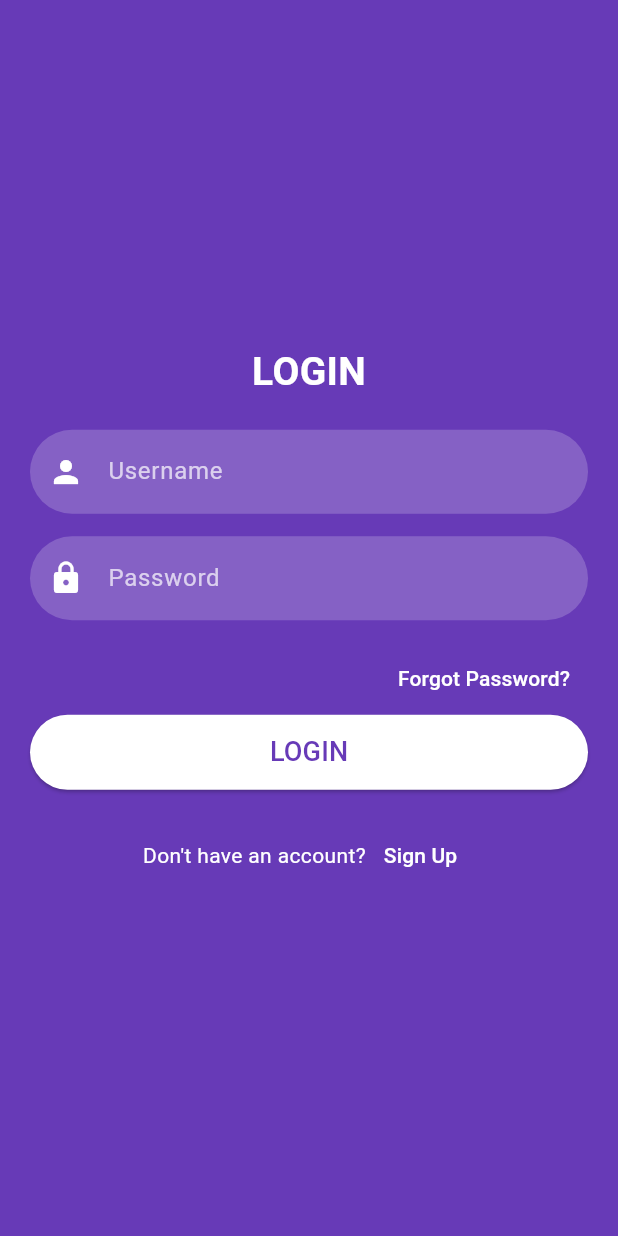
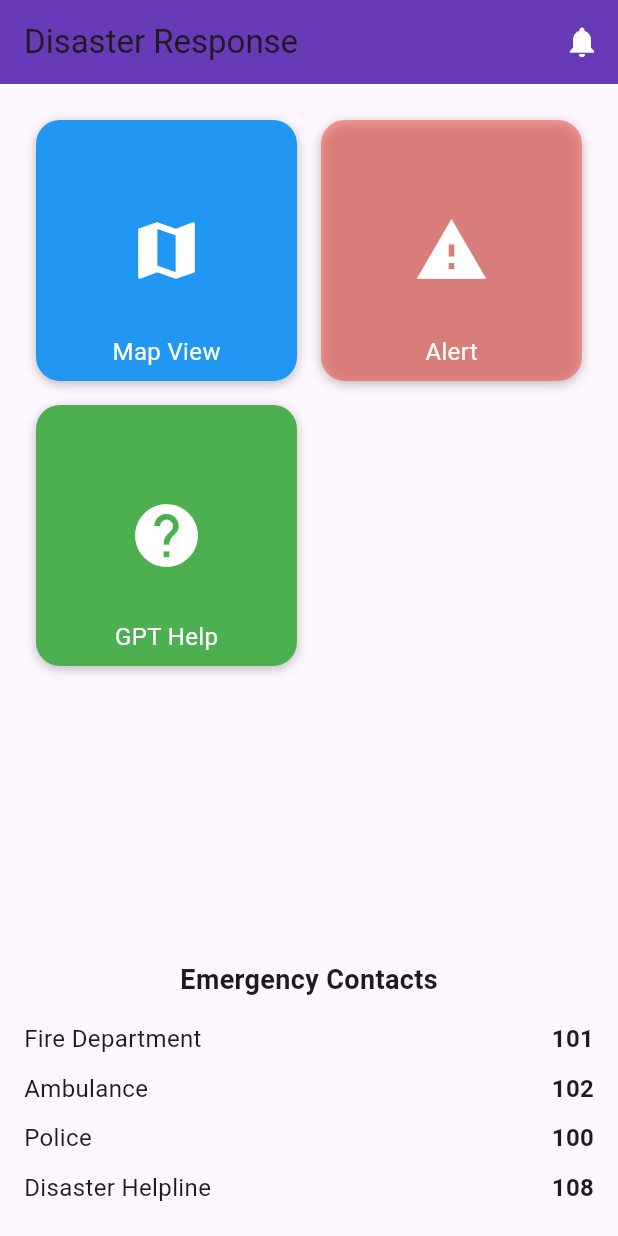
Before and after one commit to anamikapanickar09/disaster-management, a Flutter app: the screen it shows after launch, on a phone screen of 412 x 824 dp. Run offline on Flutter 3.47's test engine with Material 3 defaults, Android fonts, the phone set to English and light mode, and no system bars; our stand-ins replace flutter_map, latlong2; missing offline and left inert: flutter_map_cancellable_tile_provider.

Commit message:
victim home page

```diff
--- a/lib/main.dart
+++ b/lib/main.dart
@@ -1,16 +1,18 @@
 import 'package:flutter/material.dart';
-import 'screens/login_page.dart';
+import 'screens/victim_home_page.dart';
 
 void main() {
   runApp(MyApp());
 }
 
 class MyApp extends StatelessWidget {
+  const MyApp({super.key});
+
   @override
   Widget build(BuildContext context) {
     return MaterialApp(
       debugShowCheckedModeBanner: false,
-      home: LoginPage(),
+      home: VictimHomePage(),
     );
   }
 }
--- a/lib/screens/doctor_screen.dart
+++ b/lib/screens/doctor_screen.dart
@@ -1,6 +1,8 @@
 import 'package:flutter/material.dart';
 
 class DoctorScreen extends StatelessWidget {
+  const DoctorScreen({super.key});
+
   @override
   Widget build(BuildContext context) {
     return Scaffold(
@@ -9,7 +11,8 @@ class DoctorScreen extends StatelessWidget {
         child: Column(
           mainAxisAlignment: MainAxisAlignment.center,
           children: [
-            Text('View and respond to medical emergencies.', style: TextStyle(fontSize: 18)),
+            Text('View and respond to medical emergencies.',
+                style: TextStyle(fontSize: 18)),
             SizedBox(height: 20),
             ElevatedButton(
               onPressed: () {
--- /dev/null
+++ b/lib/screens/victim_home_page.dart
@@ -0,0 +1,172 @@
+import 'package:flutter/material.dart';
+import 'map_page.dart';
+
+class VictimHomePage extends StatelessWidget {
+  const VictimHomePage({super.key});
+
+  void _showEmergencyAlert(BuildContext context) {
+    TextEditingController commentController = TextEditingController();
+    showDialog(
+      context: context,
+      builder: (BuildContext context) {
+        return AlertDialog(
+          title: Text("Emergency Alert"),
+          content: Column(
+            mainAxisSize: MainAxisSize.min,
+            children: [
+              Text("Send an emergency alert to other users."),
+              SizedBox(height: 10),
+              TextField(
+                controller: commentController,
+                decoration: InputDecoration(
+                  labelText: "Emergency Comments",
+                  border: OutlineInputBorder(),
+                ),
+                maxLines: 3,
+              ),
+            ],
+          ),
+          actions: [
+            TextButton(
+              onPressed: () => Navigator.pop(context),
+              child: Text("Cancel"),
+            ),
+            ElevatedButton(
+              onPressed: () {
+                // Handle alert sending logic
+                Navigator.pop(context);
+              },
+              style: ElevatedButton.styleFrom(backgroundColor: Colors.red),
+              child: Text("Send Alert"),
+            ),
+          ],
+        );
+      },
+    );
+  }
+
+  @override
+  Widget build(BuildContext context) {
+    return Scaffold(
+      appBar: AppBar(
+        title: Text("Disaster Response"),
+        backgroundColor: Colors.deepPurple,
+        actions: [
+          IconButton(
+            icon: Icon(Icons.notifications, color: Colors.white),
+            onPressed: () {
+              // Handle notifications
+            },
+          ),
+        ],
+      ),
+      body: Column(
+        children: [
+          Expanded(
+            child: GridView.count(
+              crossAxisCount: 2,
+              padding: EdgeInsets.all(16),
+              children: [
+                _buildFeatureBox(
+                  title: "Map View",
+                  icon: Icons.map,
+                  color: Colors.blue,
+                  onTap: () {
+                    Navigator.push(
+                      context,
+                      MaterialPageRoute(builder: (context) => MapPage()),
+                    );
+                  },
+                ),
+                _buildFeatureBox(
+                  title: "Alert",
+                  icon: Icons.warning,
+                  color: Colors.red,
+                  onTap: () => _showEmergencyAlert(context),
+                  blinking: true,
+                ),
+                _buildFeatureBox(
+                  title: "GPT Help",
+                  icon: Icons.help,
+                  color: Colors.green,
+                  onTap: () {
+                    // Handle AI help feature
+                  },
+                ),
+              ],
+            ),
+          ),
+          Padding(
+            padding: EdgeInsets.all(16),
+            child: Column(
+              children: [
+                Text(
+                  "Emergency Contacts",
+                  style: TextStyle(fontSize: 18, fontWeight: FontWeight.bold),
+                ),
+                SizedBox(height: 10),
+                _contactRow("Fire Department", "101"),
+                _contactRow("Ambulance", "102"),
+                _contactRow("Police", "100"),
+                _contactRow("Disaster Helpline", "108"),
+              ],
+            ),
+          ),
+        ],
+      ),
+    );
+  }
+
+  Widget _buildFeatureBox({
+    required String title,
+    required IconData icon,
+    required Color color,
+    required VoidCallback onTap,
+    bool blinking = false,
+  }) {
+    return GestureDetector(
+      onTap: onTap,
+      child: Container(
+        margin: EdgeInsets.all(8),
+        decoration: BoxDecoration(
+          color: blinking ? Colors.red.withOpacity(0.5) : color,
+          borderRadius: BorderRadius.circular(16),
+          boxShadow: [
+            BoxShadow(
+              color: Colors.black26,
+              blurRadius: 6,
+              offset: Offset(0, 2),
+            ),
+          ],
+        ),
+        child: Stack(
+          alignment: Alignment.center,
+          children: [
+            Icon(icon, size: 50, color: Colors.white),
+            Positioned(
+              bottom: 8,
+              child: Text(
+                title,
+                style: TextStyle(color: Colors.white, fontSize: 16),
+              ),
+            ),
+          ],
+        ),
+      ),
+    );
+  }
+
+  Widget _contactRow(String title, String number) {
+    return Padding(
+      padding: EdgeInsets.symmetric(vertical: 5),
+      child: Row(
+        mainAxisAlignment: MainAxisAlignment.spaceBetween,
+        children: [
+          Text(title, style: TextStyle(fontSize: 16)),
+          Text(number,
+              style: TextStyle(fontSize: 16, fontWeight: FontWeight.bold)),
+        ],
+      ),
+    );
+  }
+}
--- a/lib/screens/victim_screen.dart
+++ b/lib/screens/victim_screen.dart
@@ -1,6 +1,8 @@
 import 'package:flutter/material.dart';
 
 class VictimScreen extends StatelessWidget {
+  const VictimScreen({super.key});
+
   @override
   Widget build(BuildContext context) {
     return Scaffold(
@@ -9,7 +11,8 @@ class VictimScreen extends StatelessWidget {
         child: Column(
           mainAxisAlignment: MainAxisAlignment.center,
           children: [
-            Text('Report incidents and request help here.', style: TextStyle(fontSize: 18)),
+            Text('Report incidents and request help here.',
+                style: TextStyle(fontSize: 18)),
             SizedBox(height: 20),
             ElevatedButton(
               onPressed: () {
--- a/lib/widgets/custom_button.dart
+++ b/lib/widgets/custom_button.dart
@@ -4,7 +4,7 @@ class CustomButton extends StatelessWidget {
   final String text;
   final VoidCallback onPressed;
 
-  CustomButton({required this.text, required this.onPressed});
+  const CustomButton({super.key, required this.text, required this.onPressed});
 
   @override
   Widget build(BuildContext context) {
--- a/pubspec.yaml
+++ b/pubspec.yaml
@@ -34,6 +34,9 @@ dependencies:
   # The following adds the Cupertino Icons font to your application.
   # Use with the CupertinoIcons class for iOS style icons.
   cupertino_icons: ^1.0.8
+  flutter_map: ^8.1.0
+  latlong2: ^0.9.1
+  flutter_map_cancellable_tile_provider: ^3.1.0
 
 dev_dependencies:
   flutter_test:
```
Also changed, not shown: lib/screens/dashboard.dart (+15 -3 lines), lib/screens/home_screen.dart (+8 -6 lines), lib/screens/login_page.dart (+68 -48 lines), lib/screens/map_page.dart (added, +27 -0 lines), lib/screens/register_doctor.dart (+16 -5 lines), lib/screens/register_victim.dart (+19 -7 lines), lib/screens/register_volunteer.dart (+16 -5 lines), lib/screens/user_selection.dart (+10 -3 lines), lib/screens/volunteer_screen.dart (+6 -1 lines), pubspec.lock, 1 other file.
